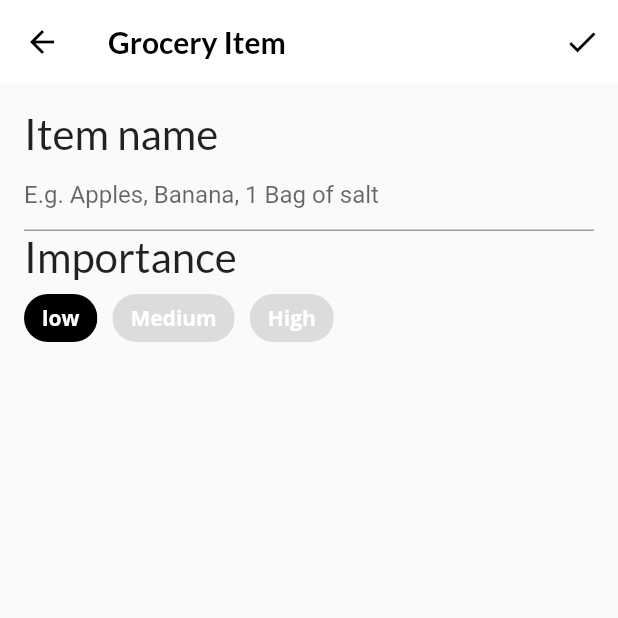
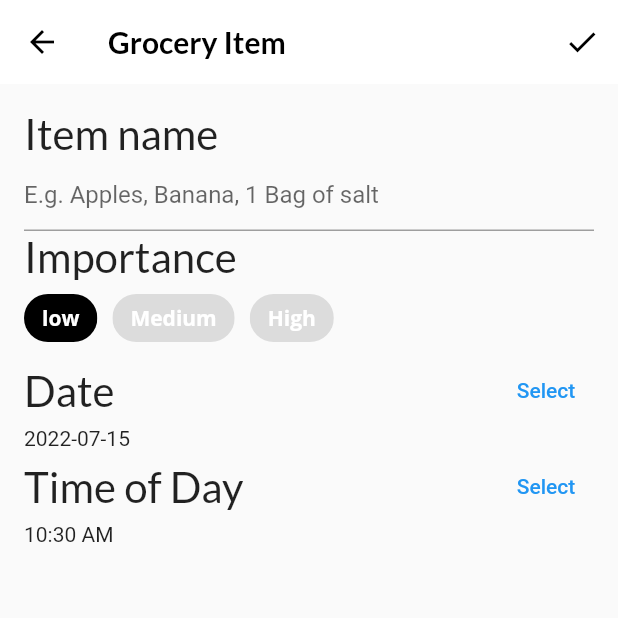
Before and after one commit to mclegacycodes/interactivewidgets, a Flutter app: the screen it shows after launch, item 3 of the bottom bar chosen, after a tap on the "add" icon, on a phone screen of 412 x 824 dp, the top half of it. Run offline on Flutter 3.47's test engine with Material 2 defaults, Android fonts, the phone set to English and light mode, and no system bars; our stand-ins replace flutter_colorpicker, google_fonts.

Commit message:
added time and date picker

```diff
--- a/lib/screens/grocery_item_screen.dart
+++ b/lib/screens/grocery_item_screen.dart
@@ -94,8 +94,8 @@ class _GroceryItemScreenState extends State<GroceryItemScreen> {
           children: [
             buildNameField(),
             buildImportanceField(),
-            // TODO 15: Add date picker
-            // TODO 16: Add time picker
+            buildDateField(context),
+            buildTimeField(context),
             // TODO 17: Add color picker
             // TODO 18: Add slider
             // TODO: 19: Add Grocery Tile
@@ -172,8 +172,78 @@ class _GroceryItemScreenState extends State<GroceryItemScreen> {
       ],
     );
   }
-  // TODO: ADD buildDateField()
-  // TODO: Add buildTimeField()
+
+  Widget buildDateField(BuildContext context) {
+    return Column(
+      crossAxisAlignment: CrossAxisAlignment.start,
+      children: [
+        // 2
+        Row(
+          // 3
+          mainAxisAlignment: MainAxisAlignment.spaceBetween,
+          children: [
+            // 4
+            Text(
+              'Date',
+              style: GoogleFonts.lato(fontSize: 28.0),
+            ),
+            // 5
+            TextButton(
+              child: const Text('Select'),
+              // 6
+              onPressed: () async {
+                final currentDate = DateTime.now();
+                // 7
+                final selectedDate = await showDatePicker(
+                  context: context,
+                  initialDate: currentDate,
+                  firstDate: currentDate,
+                  lastDate: DateTime(currentDate.year + 5),
+                );
+                // 8
+                setState(() {
+                  if (selectedDate != null) {
+                    _dueDate = selectedDate;
+                  }
+                });
+              },
+            ),
+          ],
+        ),
+        // 9
+        Text('${DateFormat('yyyy-MM-dd').format(_dueDate)}'),
+      ],
+    );
+  }
+
+  Widget buildTimeField(BuildContext context) {
+    return Column(
+      crossAxisAlignment: CrossAxisAlignment.start,
+      children: [
+        Row(
+          mainAxisAlignment: MainAxisAlignment.spaceBetween,
+          children: [
+            Text(
+              'Time of Day',
+              style: GoogleFonts.lato(fontSize: 28.0),
+            ),
+            TextButton(
+                onPressed: () async {
+                  final timeOfDay = await showTimePicker(
+                      context: context, initialTime: TimeOfDay.now());
+                  setState(() {
+                    if (timeOfDay != null) {
+                      _timeOfDay = timeOfDay;
+                    }
+                  });
+                },
+                child: const Text('Select'))
+          ],
+        ),
+        Text('${_timeOfDay.format(context)}')
+      ],
+    );
+  }
   // TODO: Add buildColorPicker()
   // TODO: Add buildQuantityField()
 }
```
